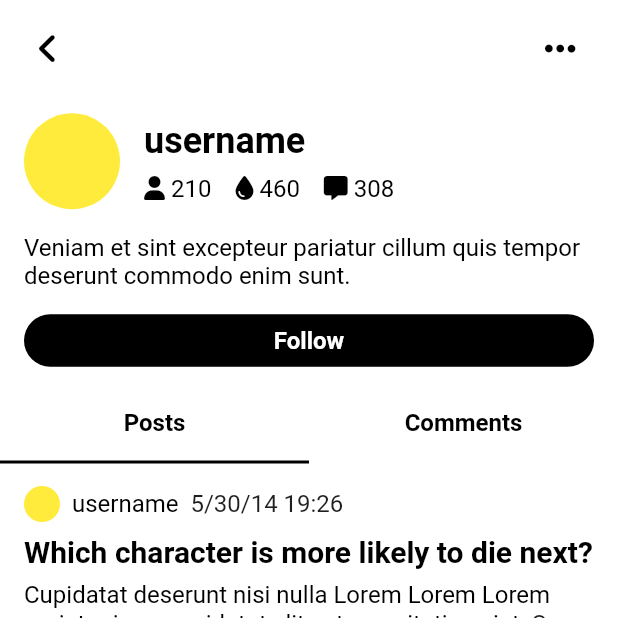
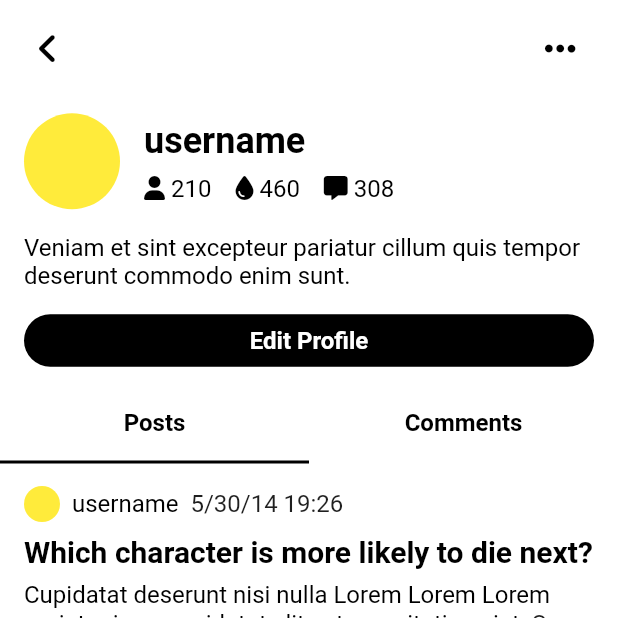
Before and after one commit to emresoysuren/chupp, a Flutter app: the ProfilePage screen opened by its route, on a phone screen of 412 x 824 dp, the top half of it. Run offline on Flutter 3.47's test engine with Material 2 defaults, Android fonts, the phone set to English and light mode, and no system bars; our stand-ins replace another_flushbar, auto_route, firebase_auth, firebase_core, font_awesome_flutter, google_fonts and 2 more; missing offline and left inert: draggable_menu; accounts and stored records are empty; Roboto replaces fonts that are missing (Ubuntu); statements that could not run were skipped.

Commit message:
added owner ui to profileheader

```diff
--- a/lib/config/texts.dart
+++ b/lib/config/texts.dart
@@ -59,4 +59,6 @@ class Texts {
   // Profile
   static const String profilePosts = "Posts";
   static const String profileComments = "Comments";
+  static const String profileFollow = "Follow";
+  static const String profileEditProfile = "Edit Profile";
 }
--- a/lib/pages/main/profile.dart
+++ b/lib/pages/main/profile.dart
@@ -63,6 +63,7 @@ class _ProfilePageState extends State<ProfilePage> {
                   preferredSize: const Size.fromHeight(192),
                   child: ProfileHeader(
                     key: _contentKey,
+                    isOwner: true,
                     title: "username",
                     follower: 210,
                     ink: 460,
--- a/lib/widgets/profile/profile_header.dart
+++ b/lib/widgets/profile/profile_header.dart
@@ -10,6 +10,7 @@ class ProfileHeader extends StatelessWidget {
   final int? follower;
   final int? ink;
   final int? comment;
+  final bool isOwner;
 
   const ProfileHeader({
     super.key,
@@ -17,6 +18,7 @@ class ProfileHeader extends StatelessWidget {
     this.follower,
     this.ink,
     this.comment,
+    this.isOwner = false,
   });
 
   @override
@@ -98,10 +100,15 @@ class ProfileHeader extends StatelessWidget {
             const SizedBox(height: 16),
             SizedBox(
               width: double.infinity,
-              child: MiniButton(
-                label: Texts.hashtagFollow,
-                onPressed: () {},
-              ),
+              child: isOwner
+                  ? MiniButton(
+                      label: Texts.profileEditProfile,
+                      onPressed: () {},
+                    )
+                  : MiniButton(
+                      label: Texts.profileFollow,
+                      onPressed: () {},
+                    ),
             ),
           ],
         ),
```
